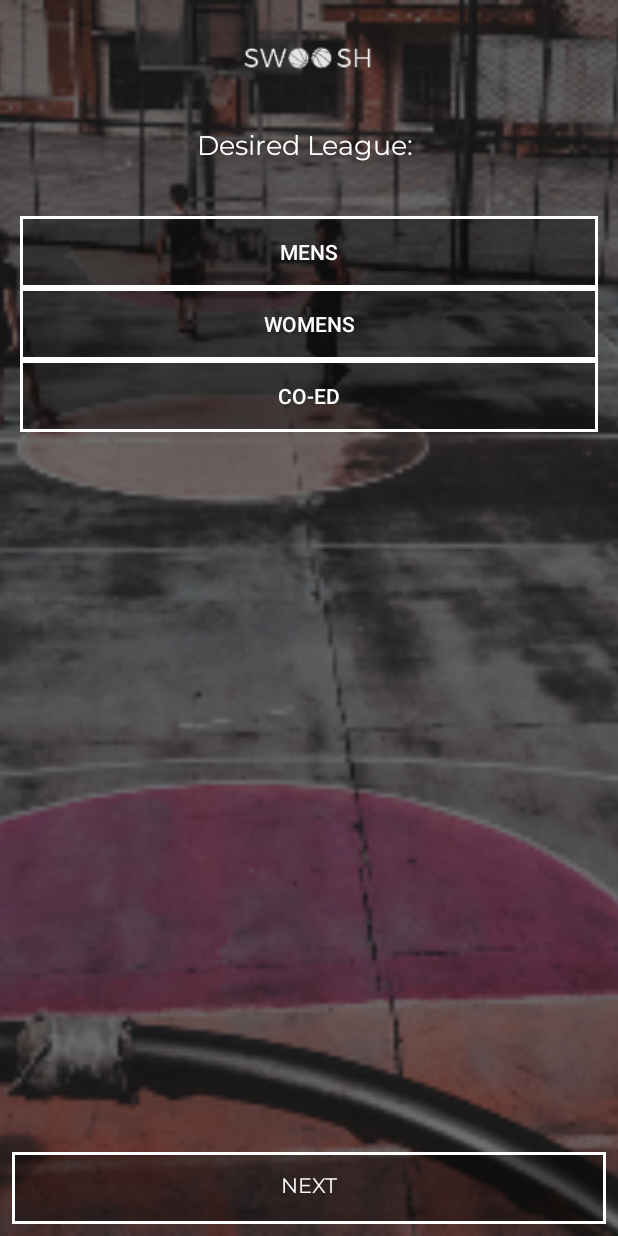
After one commit to bshara-t/Swoosh, an Android app: the LeagueActivity screen opened directly, with no data from a screen before it, on a phone screen of 412 x 824 dp. The commit adds this screen. Run offline under Robolectric (Android 15) with nearby library versions, the phone set to English and light mode, and no system bars.

Commit message:
lesson 2

```diff
--- a/app/build.gradle
+++ b/app/build.gradle
@@ -24,7 +24,7 @@ android {
 
 dependencies {
     implementation fileTree(dir: 'libs', include: ['*.jar'])
-    implementation"org.jetbrains.kotlin:kotlin-stdlib-jdk7:$kotlin_version"
+    implementation "org.jetbrains.kotlin:kotlin-stdlib-jdk7:$kotlin_version"
     implementation 'com.android.support:appcompat-v7:28.0.0'
     implementation 'com.android.support.constraint:constraint-layout:1.1.3'
     testImplementation 'junit:junit:4.12'
--- a/app/src/main/AndroidManifest.xml
+++ b/app/src/main/AndroidManifest.xml
@@ -1,6 +1,6 @@
 <?xml version="1.0" encoding="utf-8"?>
 <manifest xmlns:android="http://schemas.android.com/apk/res/android"
-          package="com.repoai.bshara.swoosh">
+          xmlns:tools="http://schemas.android.com/tools" package="com.repoai.bshara.swoosh">
 
     <application
             android:allowBackup="true"
@@ -8,7 +8,9 @@
             android:label="@string/app_name"
             android:roundIcon="@mipmap/ic_launcher_round"
             android:supportsRtl="true"
-            android:theme="@style/AppTheme">
+            android:theme="@style/AppTheme" tools:ignore="GoogleAppIndexingWarning">
+        <activity android:name=".LeagueActivity">
+        </activity>
         <activity android:name=".MainActivity">
             <intent-filter>
                 <action android:name="android.intent.action.MAIN"/>
@@ -16,7 +18,10 @@
                 <category android:name="android.intent.category.LAUNCHER"/>
             </intent-filter>
         </activity>
-        <meta-data android:name="preloaded_fonts" android:resource="@array/preloaded_fonts"/>
+
+        <meta-data
+                android:name="preloaded_fonts"
+                android:resource="@array/preloaded_fonts"/>
     </application>
 
 </manifest>
--- /dev/null
+++ b/app/src/main/java/com/repoai/bshara/swoosh/LeagueActivity.kt
@@ -0,0 +1,12 @@
+package com.repoai.bshara.swoosh
+
+import android.support.v7.app.AppCompatActivity
+import android.os.Bundle
+
+class LeagueActivity : AppCompatActivity() {
+
+    override fun onCreate(savedInstanceState: Bundle?) {
+        super.onCreate(savedInstanceState)
+        setContentView(R.layout.activity_league)
+    }
+}
--- /dev/null
+++ b/app/src/main/res/drawable/swoosh_button_checked.xml
@@ -0,0 +1,6 @@
+<?xml version="1.0" encoding="utf-8"?>
+<shape xmlns:android="http://schemas.android.com/apk/res/android">
+    <solid android:color="#592c3f"/>
+    <stroke android:color="@android:color/white"
+    android:width="3dp"/>
+</shape>
--- /dev/null
+++ b/app/src/main/res/drawable/swoosh_toggle.xml
@@ -0,0 +1,5 @@
+<?xml version="1.0" encoding="utf-8"?>
+<selector xmlns:android="http://schemas.android.com/apk/res/android">
+    <item android:state_checked="true" android:drawable="@drawable/swoosh_button_checked"/>
+    <item android:state_checked="false" android:drawable="@drawable/swoosh_button"/>
+</selector>
--- /dev/null
+++ b/app/src/main/res/layout/activity_league.xml
@@ -0,0 +1,73 @@
+<?xml version="1.0" encoding="utf-8"?>
+<android.support.constraint.ConstraintLayout
+        xmlns:android="http://schemas.android.com/apk/res/android"
+        xmlns:tools="http://schemas.android.com/tools"
+        xmlns:app="http://schemas.android.com/apk/res-auto"
+        android:layout_width="match_parent"
+        android:layout_height="match_parent"
+        tools:context=".LeagueActivity">
+
+    <ImageView
+            android:layout_width="0dp"
+            android:layout_height="0dp" app:srcCompat="@drawable/desiredleaguebg"
+            android:id="@+id/imageView"
+            app:layout_constraintTop_toTopOf="parent" app:layout_constraintStart_toStartOf="parent"
+            app:layout_constraintBottom_toBottomOf="parent" app:layout_constraintEnd_toEndOf="parent"
+            android:scaleType="centerCrop" android:background="@drawable/swoosh_button"/>
+
+    <ImageView
+            android:layout_width="88dp"
+            android:layout_height="29dp" app:srcCompat="@drawable/swooshlogo"
+            android:id="@+id/imageView3"
+            android:scaleType="fitCenter" android:layout_marginTop="24dp" app:layout_constraintTop_toTopOf="parent"
+            android:layout_marginEnd="8dp" app:layout_constraintEnd_toEndOf="parent" android:layout_marginStart="8dp"
+            app:layout_constraintStart_toStartOf="parent"/>
+
+    <Button
+            android:text="next"
+            android:layout_width="0dp"
+            android:layout_height="wrap_content"
+            android:id="@+id/button"
+            app:layout_constraintEnd_toEndOf="parent" android:layout_marginEnd="8dp"
+            app:layout_constraintStart_toStartOf="parent" android:layout_marginStart="8dp"
+            android:fontFamily="@font/montserrat"
+            android:textColor="@android:color/white" android:background="@drawable/swoosh_button"
+            android:layout_marginBottom="8dp" app:layout_constraintBottom_toBottomOf="parent"/>
+    <TextView
+            android:layout_width="wrap_content"
+            android:layout_height="wrap_content"
+            android:id="@+id/textView4" android:textColor="@android:color/white"
+            android:text="Desired League: " android:textSize="18sp" android:fontFamily="@font/montserrat"
+            app:layout_constraintHorizontal_bias="0.5"
+            android:layout_marginTop="32dp"
+            app:layout_constraintTop_toBottomOf="@+id/imageView3" android:layout_marginStart="8dp"
+            app:layout_constraintStart_toStartOf="parent" android:layout_marginEnd="8dp"
+            app:layout_constraintEnd_toEndOf="parent"/>
+    <LinearLayout
+            android:orientation="vertical"
+            android:layout_width="385dp"
+            android:layout_height="wrap_content"
+            app:layout_constraintStart_toStartOf="parent" android:layout_marginStart="16dp"
+            app:layout_constraintEnd_toEndOf="parent" android:layout_marginEnd="16dp" android:layout_marginTop="32dp"
+            app:layout_constraintTop_toBottomOf="@+id/textView4">
+        <ToggleButton
+                android:text="Mens"
+                android:layout_width="match_parent"
+                android:layout_height="wrap_content" tools:layout_editor_absoluteY="263dp"
+                tools:layout_editor_absoluteX="162dp"
+                android:textOff="Mens" android:textOn="Mens" android:background="@drawable/swoosh_toggle"
+                android:textColor="@android:color/white"/>
+        <ToggleButton
+                android:text="Womens"
+                android:layout_width="match_parent"
+                android:layout_height="wrap_content" android:id="@+id/toggleButton3" tools:layout_marginTop="16dp"
+                tools:layout_marginBottom="16dp" android:textOff="Womens" android:textOn="Womens"
+                android:textColor="@android:color/white" android:background="@drawable/swoosh_toggle"/>
+        <ToggleButton
+                android:text="Co-ed"
+                android:layout_width="match_parent"
+                android:layout_height="wrap_content" android:id="@+id/toggleButton4" android:textOff="Co-ed"
+                android:textOn="Co-ed" android:textColor="@android:color/white"
+                android:background="@drawable/swoosh_toggle"/>
+    </LinearLayout>
+</android.support.constraint.ConstraintLayout>
--- a/app/src/main/res/layout/activity_main.xml
+++ b/app/src/main/res/layout/activity_main.xml
@@ -52,10 +52,11 @@
     <Button
             android:text="GET STARTED"
             android:layout_width="0dp"
-            android:layout_height="wrap_content" tools:layout_editor_absoluteY="667dp"
+            android:layout_height="wrap_content"
             android:id="@+id/button"
             app:layout_constraintEnd_toEndOf="parent" android:layout_marginEnd="8dp"
             app:layout_constraintStart_toStartOf="parent" android:layout_marginStart="8dp"
-            app:layout_constraintHorizontal_bias="0.0" android:fontFamily="@font/montserrat"
-            android:textColor="@android:color/white" android:background="@drawable/swoosh_button"/>
+            android:fontFamily="@font/montserrat"
+            android:textColor="@android:color/white" android:background="@drawable/swoosh_button"
+            android:layout_marginBottom="8dp" app:layout_constraintBottom_toBottomOf="parent"/>
 </android.support.constraint.ConstraintLayout>
--- a/build.gradle
+++ b/build.gradle
@@ -8,7 +8,7 @@ buildscript {
 
     }
     dependencies {
-        classpath 'com.android.tools.build:gradle:3.3.0'
+        classpath 'com.android.tools.build:gradle:3.3.1'
         classpath "org.jetbrains.kotlin:kotlin-gradle-plugin:$kotlin_version"
         // NOTE: Do not place your application dependencies here; they belong
         // in the individual module build.gradle files
```
